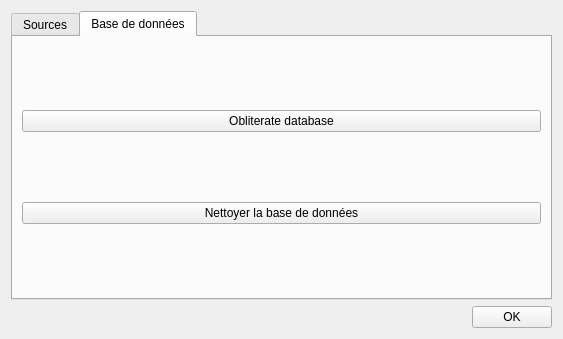
Before: the Qt Designer form widgets/settings.ui in GLTron3000/IHM_Photos, drawn with Qt 5.
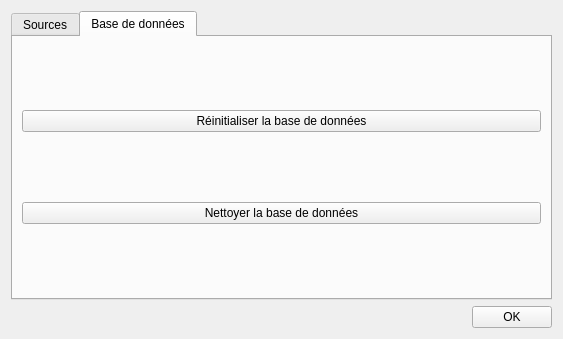
After: the same form once the commit is applied. The open tabs and pages were chosen to show the change.

Patch:
```diff
--- a/widgets/settings.ui
+++ b/widgets/settings.ui
@@ -68,7 +68,7 @@
        <item>
         <widget class="QPushButton" name="pushButtonNuke">
          <property name="text">
-          <string>Obliterate database</string>
+          <string>Réinitialiser la base de données</string>
          </property>
         </widget>
        </item>
```
